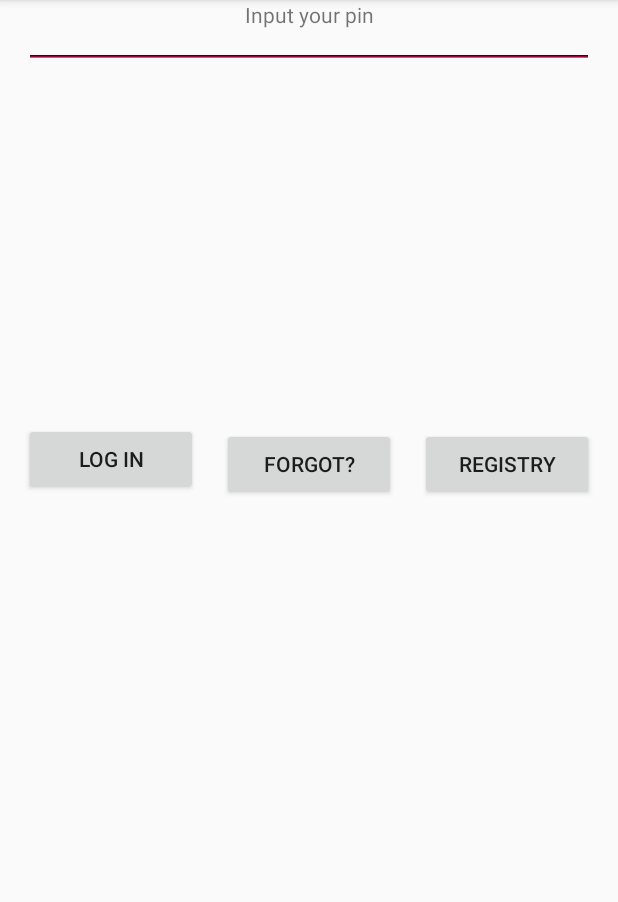
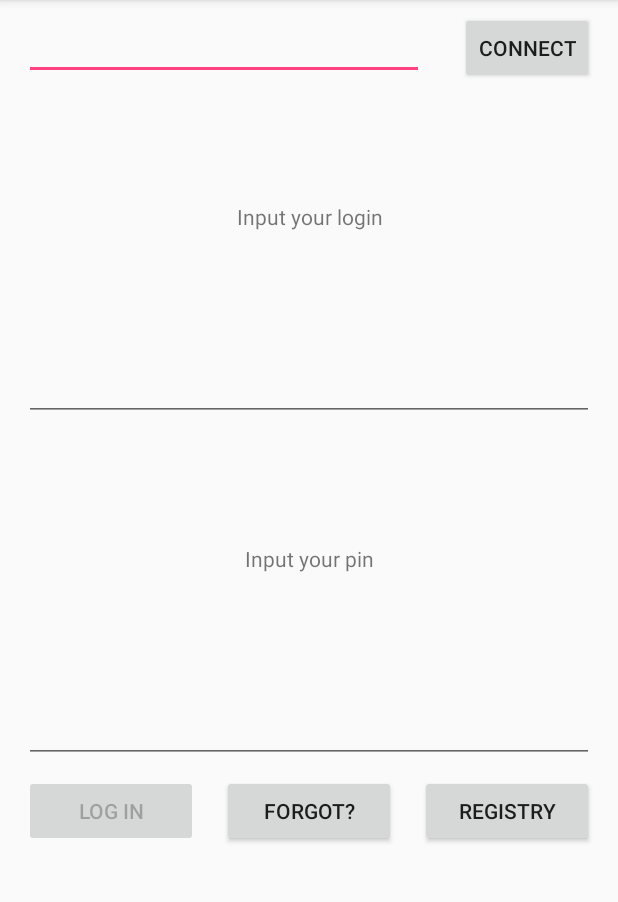
Before and after one commit to chornonoh-vova/NagraBankProject, an Android app: the screen it shows after launch (LoginActivity), on a phone screen of 412 x 824 dp, the part 84-986 px from its top. Run offline under Robolectric (Android 15) with nearby library versions, the phone set to English and light mode, and no system bars.

Commit message:
update layout and onclick listeners

```diff
--- a/AndroidClient/app/src/main/java/client/Client.java
+++ b/AndroidClient/app/src/main/java/client/Client.java
@@ -24,8 +24,6 @@ public class Client{
     public Client () {}
 
     public void openConnection(String ip) throws Exception {
-        closeConnection();
-
         try {
             this.socket = new Socket(ip, port);
             this.out = new PrintWriter(this.socket.getOutputStream(), true);
@@ -38,6 +36,7 @@ public class Client{
     public void closeConnection() throws Exception{
         if (this.socket != null && !this.socket.isClosed()) {
             try {
+                sendMessage("close");
                 this.socket.close();
             } catch (IOException e) {
                 throw new Exception("Cannot close socket: " + e.getMessage());
--- a/AndroidClient/app/src/main/java/com/wiev/androidclient/LoginActivity.java
+++ b/AndroidClient/app/src/main/java/com/wiev/androidclient/LoginActivity.java
@@ -8,8 +8,10 @@ import android.widget.EditText;
 
 import client.Checker;
 import client.Client;
+import client.Md5Hasher;
 
 public class LoginActivity extends AppCompatActivity {
+    private Button connect = null;
     private Button logIn = null;
     private Button forgot = null;
     private Button registry = null;
@@ -25,7 +27,9 @@ public class LoginActivity extends AppCompatActivity {
         super.onCreate(savedInstanceState);
         setContentView(R.layout.activity_login);
 
+        connect = findViewById(R.id.connect);
         logIn = findViewById(R.id.logIn);
+        logIn.setEnabled(false);
         forgot = findViewById(R.id.forgot);
         registry = findViewById(R.id.registry);
 
@@ -35,7 +39,7 @@ public class LoginActivity extends AppCompatActivity {
 
         client = new Client();
 
-        logIn.setOnClickListener(new View.OnClickListener() {
+        connect.setOnClickListener(new View.OnClickListener() {
             @Override
             public void onClick(View view) {
                 new Thread(new Runnable() {
@@ -43,13 +47,76 @@ public class LoginActivity extends AppCompatActivity {
                     public void run() {
                         try {
                             client.openConnection(ipEditText.getText().toString());
+                            runOnUiThread(new Runnable() {
+                                @Override
+                                public void run() {
+                                    ipEditText.setEnabled(false);
+                                    connect.setEnabled(false);
+                                    logIn.setEnabled(true);
+                                }
+                            });
                         } catch (Exception e) {
-                            //TODO: show error message: cannot create connection
+                            //TODO: show error message: cannot create connection e.getMessage
                         }
-                        if (Checker.verifyLogin(loginEditText.getText().toString()) && )
                     }
                 }).start();
             }
         });
+
+        logIn.setOnClickListener(new View.OnClickListener() {
+            @Override
+            public void onClick(View view) {
+                new Thread(new Runnable() {
+
+                    @Override
+                    public void run() {
+                        if (Checker.verifyLogin(loginEditText.getText().toString()) && Checker.verifyPinCode(pinEditText.getText().toString())) {
+                            String hashedPin = Md5Hasher.getMd5Hash(pinEditText.getText().toString());
+                            try {
+                                client.sendMessage("login", loginEditText.getText().toString(), hashedPin);
+                            } catch (Exception e) {
+                                //TODO: show error message e.getMessage
+                            }
+                        } else {
+                            //TODO: show error message: wrong login or password
+                        }
+                        try {
+                            String[] answer = client.getArrayFromMessage();
+                            if (answer[0].equals("success")) {
+                                //TODO: to main activity
+                            } else {
+                                //TODO: show error message answer[0], answer[1]
+                            }
+                        } catch (Exception e) {
+                            //TODO: show error message: cannot receive answer
+                        }
+                    }
+                }).start();
+            }
+        });
+
+        forgot.setOnClickListener(new View.OnClickListener() {
+            @Override
+            public void onClick(View view) {
+                //TODO: show forgot pin activity
+            }
+        });
+
+        registry.setOnClickListener(new View.OnClickListener() {
+            @Override
+            public void onClick(View view) {
+                //TODO: to registry activity
+            }
+        });
+    }
+
+    @Override
+    protected void onDestroy() {
+        super.onDestroy();
+        try {
+            client.closeConnection();
+        } catch (Exception e) {
+            //do nothing
+        }
     }
 }
--- a/AndroidClient/app/src/main/res/layout/activity_login.xml
+++ b/AndroidClient/app/src/main/res/layout/activity_login.xml
@@ -11,11 +11,15 @@
         android:layout_width="0dp"
         android:layout_height="wrap_content"
 
+        android:layout_marginBottom="8dp"
         android:layout_marginEnd="16dp"
         android:layout_marginStart="16dp"
-        app:layout_constraintEnd_toEndOf="parent"
+        android:layout_marginTop="8dp"
+        app:layout_constraintBottom_toTopOf="@+id/textViewLogin"
+        app:layout_constraintEnd_toStartOf="@+id/connect"
         app:layout_constraintStart_toStartOf="parent"
-        tools:layout_editor_absoluteY="16dp" />
+        app:layout_constraintTop_toTopOf="parent"
+        app:layout_constraintVertical_chainStyle="spread_inside" />
 
     <TextView
         android:id="@+id/textViewLogin"
@@ -30,34 +34,39 @@
         app:layout_constraintEnd_toEndOf="parent"
         app:layout_constraintHorizontal_bias="0.502"
         app:layout_constraintStart_toStartOf="parent"
-        app:layout_constraintTop_toTopOf="parent"
-        app:layout_constraintVertical_bias="0.921" />
+        app:layout_constraintTop_toBottomOf="@+id/ipEditText" />
 
     <EditText
         android:id="@+id/loginEditText"
         android:layout_width="0dp"
         android:layout_height="wrap_content"
+        android:layout_marginBottom="8dp"
         android:layout_marginEnd="16dp"
         android:layout_marginStart="16dp"
+        android:layout_marginTop="8dp"
         android:ems="10"
         android:inputType="text"
+        app:layout_constraintBottom_toTopOf="@+id/textViewPin"
         app:layout_constraintEnd_toEndOf="parent"
         app:layout_constraintHorizontal_bias="0.0"
         app:layout_constraintStart_toStartOf="parent"
-        tools:layout_editor_absoluteY="99dp" />
+        app:layout_constraintTop_toBottomOf="@+id/textViewLogin" />
 
     <EditText
         android:id="@+id/pinEditText"
         android:layout_width="0dp"
         android:layout_height="wrap_content"
+        android:layout_marginBottom="8dp"
         android:layout_marginEnd="16dp"
         android:layout_marginStart="16dp"
+        android:layout_marginTop="8dp"
         android:ems="10"
         android:inputType="numberPassword"
+        app:layout_constraintBottom_toTopOf="@+id/pinEditText"
         app:layout_constraintEnd_toEndOf="parent"
         app:layout_constraintHorizontal_bias="0.0"
         app:layout_constraintStart_toStartOf="parent"
-        tools:layout_editor_absoluteY="191dp" />
+        app:layout_constraintTop_toBottomOf="@+id/textViewPin" />
 
     <Button
         android:id="@+id/logIn"
@@ -72,7 +81,7 @@
         app:layout_constraintEnd_toStartOf="@+id/forgot"
         app:layout_constraintStart_toStartOf="parent"
         app:layout_constraintTop_toBottomOf="@+id/pinEditText"
-        app:layout_constraintVertical_bias="0.494" />
+        app:layout_constraintVertical_bias="0.71" />
 
     <Button
         android:id="@+id/registry"
@@ -86,7 +95,8 @@
         app:layout_constraintBottom_toBottomOf="parent"
         app:layout_constraintEnd_toEndOf="parent"
         app:layout_constraintStart_toEndOf="@+id/forgot"
-        app:layout_constraintTop_toBottomOf="@+id/pinEditText" />
+        app:layout_constraintTop_toBottomOf="@+id/pinEditText"
+        app:layout_constraintVertical_bias="0.71" />
 
     <Button
         android:id="@+id/forgot"
@@ -100,17 +110,36 @@
         app:layout_constraintBottom_toBottomOf="parent"
         app:layout_constraintEnd_toStartOf="@+id/registry"
         app:layout_constraintStart_toEndOf="@+id/logIn"
-        app:layout_constraintTop_toBottomOf="@+id/pinEditText" />
+        app:layout_constraintTop_toBottomOf="@+id/pinEditText"
+        app:layout_constraintVertical_bias="0.71" />
 
     <TextView
         android:id="@+id/textViewPin"
         android:layout_width="wrap_content"
         android:layout_height="wrap_content"
+        android:layout_marginBottom="8dp"
         android:layout_marginEnd="16dp"
         android:layout_marginStart="16dp"
+        android:layout_marginTop="8dp"
         android:text="Input your pin"
+        app:layout_constraintBottom_toTopOf="@+id/pinEditText"
         app:layout_constraintEnd_toEndOf="parent"
         app:layout_constraintStart_toStartOf="parent"
-        tools:layout_editor_absoluteY="156dp" />
+        app:layout_constraintTop_toBottomOf="@+id/loginEditText" />
+
+    <Button
+        android:id="@+id/connect"
+        android:layout_width="wrap_content"
+        android:layout_height="wrap_content"
+        android:layout_marginBottom="8dp"
+        android:layout_marginEnd="16dp"
+        android:layout_marginStart="8dp"
+        android:layout_marginTop="8dp"
+        android:text="Connect"
+        app:layout_constraintBottom_toTopOf="@+id/loginEditText"
+        app:layout_constraintEnd_toEndOf="parent"
+        app:layout_constraintStart_toEndOf="@+id/ipEditText"
+        app:layout_constraintTop_toTopOf="parent"
+        app:layout_constraintVertical_bias="0.0" />
 
 </android.support.constraint.ConstraintLayout>
```
Also changed, not shown: AndroidClient/app/src/main/java/com/androidclient/LoginActivity.java (deleted, +0 -347 lines).
